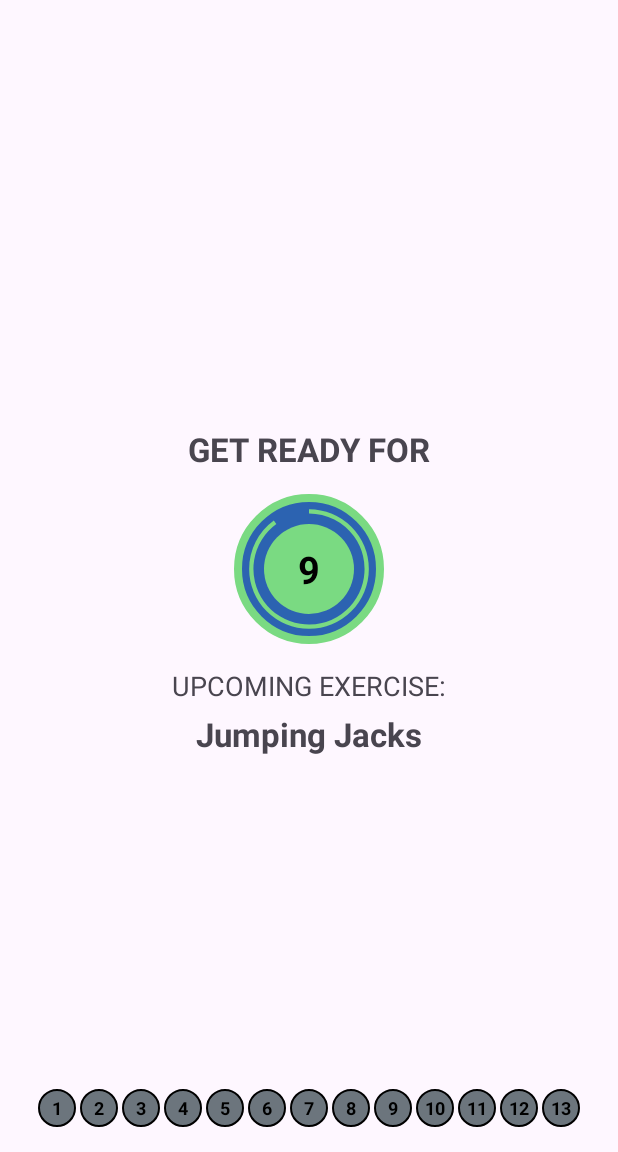
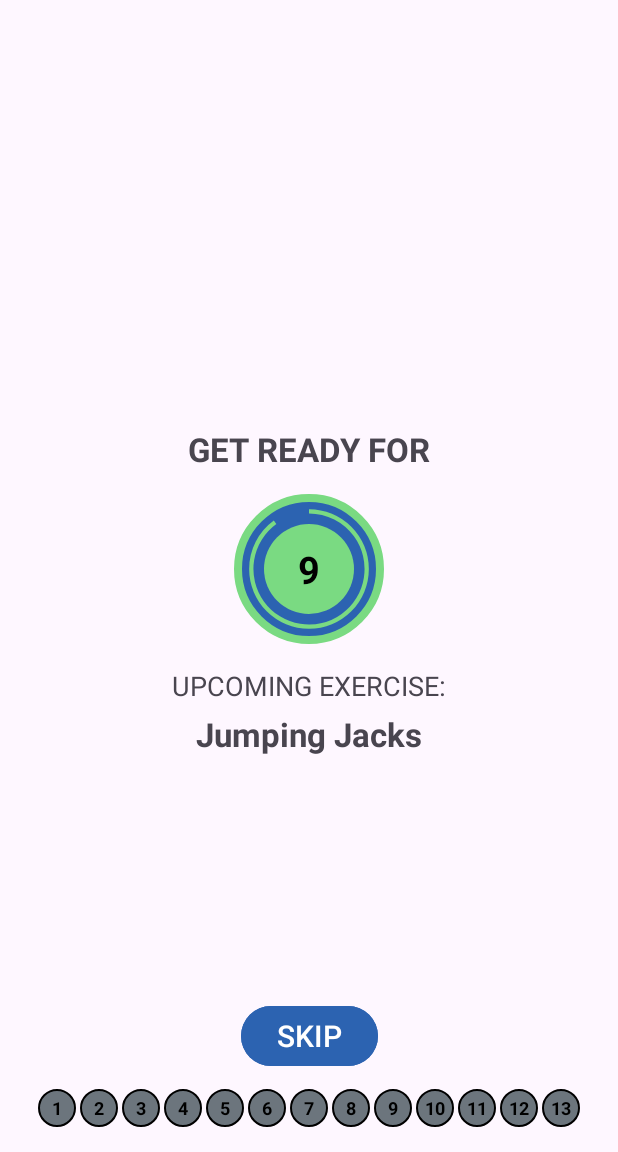
Before and after one commit to PrathB/7min_Workout_App, an Android app: the ExerciseActivity screen opened directly, with no data from a screen before it, on a phone screen of 412 x 824 dp, the part 84-1236 px from its top. Run offline under Robolectric (Android 15) with nearby library versions, the phone set to English and light mode, and no system bars.

Commit message:
Added skip button to skip rest/exercise activity

```diff
--- a/app/src/main/java/com/test/a7minworkout/ExerciseActivity.kt
+++ b/app/src/main/java/com/test/a7minworkout/ExerciseActivity.kt
@@ -52,6 +52,14 @@ class ExerciseActivity : AppCompatActivity(), TextToSpeech.OnInitListener {
 
         setRestView()
         setExerciseStatusRecyclerView()
+
+        binding?.btnSkipRest?.setOnClickListener {
+            skipRest()
+        }
+
+        binding?.btnSkipExercise?.setOnClickListener {
+            skipExercise()
+        }
     }
 
     @SuppressLint("MissingSuperCall")
@@ -117,6 +125,9 @@ class ExerciseActivity : AppCompatActivity(), TextToSpeech.OnInitListener {
         binding?.tvUpcomingExercise?.visibility = View.VISIBLE
         binding?.tvUpcomingExerciseName?.visibility = View.VISIBLE
 
+        binding?.btnSkipRest?.visibility = View.VISIBLE
+        binding?.btnSkipExercise?.visibility = View.GONE
+
         val exerciseName : String = exerciseList!![currentExercise+1].getName()
 
         binding?.tvUpcomingExerciseName?.text = exerciseName
@@ -143,11 +154,13 @@ class ExerciseActivity : AppCompatActivity(), TextToSpeech.OnInitListener {
         startRestTimer()
     }
 
-    private fun resetRestTimer(){
-        if(restTimer!= null){
-            restTimer!!.cancel()
-            binding?.tvTimerRest?.text = (10).toString()
-            restTimer = null
+    private fun skipRest(){
+        currentExercise++
+        exerciseList!![currentExercise].setIsSelected(true)
+        exerciseStatusAdapter!!.notifyDataSetChanged()
+
+        if(currentExercise < exerciseList!!.size) {
+            setExerciseView()
         }
     }
 
@@ -188,6 +201,9 @@ class ExerciseActivity : AppCompatActivity(), TextToSpeech.OnInitListener {
         binding?.tvUpcomingExercise?.visibility = View.GONE
         binding?.tvUpcomingExerciseName?.visibility = View.GONE
 
+        binding?.btnSkipRest?.visibility = View.GONE
+        binding?.btnSkipExercise?.visibility = View.VISIBLE
+
         binding?.tvExerciseName?.text = exerciseList!![currentExercise].getName()
         binding?.ivExercise?.setImageResource(exerciseList!![currentExercise].getImage())
         exerciseList!![currentExercise].setIsSelected(true)
@@ -207,11 +223,18 @@ class ExerciseActivity : AppCompatActivity(), TextToSpeech.OnInitListener {
         startExerciseTimer()
     }
 
-    private fun resetExerciseTimer(){
-        if(restTimer!= null){
-            exerciseTimer!!.cancel()
-            binding?.tvTimerRest?.text = (30).toString()
-            exerciseTimer = null
+    private fun skipExercise(){
+        exerciseList!![currentExercise].setIsSelected(false)
+        exerciseList!![currentExercise].setIsCompleted(true)
+        exerciseStatusAdapter!!.notifyDataSetChanged()
+
+        if(currentExercise < exerciseList!!.size - 1) {
+            setRestView()
+        }
+        else{
+            finish()
+            val intent = Intent(this@ExerciseActivity,FinishActivity::class.java)
+            startActivity(intent)
         }
     }
 
@@ -246,6 +269,9 @@ class ExerciseActivity : AppCompatActivity(), TextToSpeech.OnInitListener {
         if(player!=null){
             player!!.stop()
         }
+        if(exerciseStatusAdapter!=null){
+            exerciseStatusAdapter=null
+        }
 
         binding = null
 
--- a/app/src/main/res/layout/activity_exercise.xml
+++ b/app/src/main/res/layout/activity_exercise.xml
@@ -99,6 +99,20 @@
         app:layout_constraintStart_toStartOf="parent"
         app:layout_constraintTop_toBottomOf="@id/tv_upcoming_exercise" />
 
+    <Button
+        android:id="@+id/btn_skip_rest"
+        android:layout_width="wrap_content"
+        android:layout_height="wrap_content"
+        tools:visibility="invisible"
+        android:text="@string/skip"
+        android:textSize="20sp"
+        android:textColor="@color/white"
+        android:backgroundTint="@color/button_blue"
+        android:layout_margin="10dp"
+        app:layout_constraintStart_toStartOf="parent"
+        app:layout_constraintEnd_toEndOf="parent"
+        app:layout_constraintBottom_toTopOf="@id/rv_progress"/>
+
     <ImageView
         android:id="@+id/iv_exercise"
         android:layout_width="match_parent"
@@ -134,7 +148,7 @@
         android:padding="10dp"
         android:layout_marginBottom="15dp"
         tools:visibility="visible"
-        app:layout_constraintBottom_toTopOf="@id/rv_progress"
+        app:layout_constraintBottom_toTopOf="@id/btn_skip_exercise"
         app:layout_constraintEnd_toEndOf="parent"
         app:layout_constraintStart_toStartOf="parent"
         >
@@ -168,6 +182,18 @@
         </LinearLayout>
 
     </FrameLayout>
+    <Button
+        android:id="@+id/btn_skip_exercise"
+        android:layout_width="wrap_content"
+        android:layout_height="wrap_content"
+        android:text="@string/skip"
+        android:textSize="20sp"
+        android:textColor="@color/white"
+        android:backgroundTint="@color/button_blue"
+        android:layout_margin="10dp"
+        app:layout_constraintStart_toStartOf="parent"
+        app:layout_constraintEnd_toEndOf="parent"
+        app:layout_constraintBottom_toTopOf="@id/rv_progress"/>
 
     <androidx.recyclerview.widget.RecyclerView
         android:id="@+id/rv_progress"
--- a/app/src/main/res/values/strings.xml
+++ b/app/src/main/res/values/strings.xml
@@ -47,4 +47,5 @@
     <string name="workout_history">WORKOUT HISTORY</string>
     <string name="clear_workout_history">CLEAR WORKOUT HISTORY</string>
     <string name="delete_icon">Delete Icon</string>
+    <string name="skip">SKIP</string>
 </resources>
```
Also changed, not shown: app/src/main/java/com/test/a7minworkout/ExerciseStatusAdapter.kt (+0 -1 lines).
